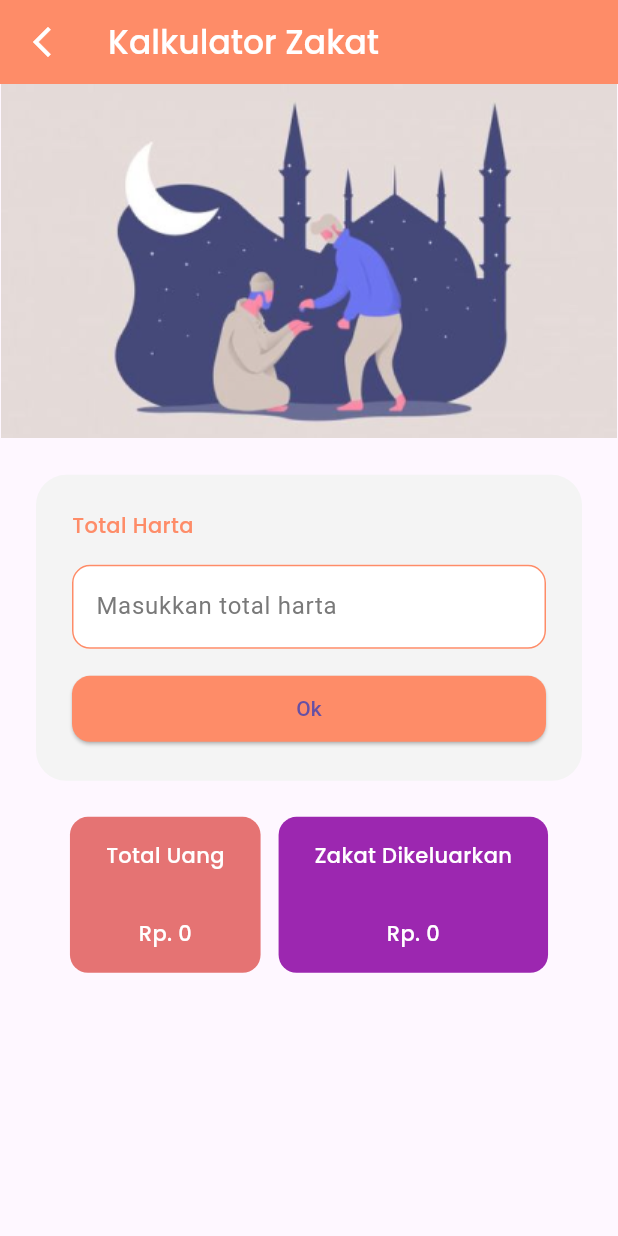
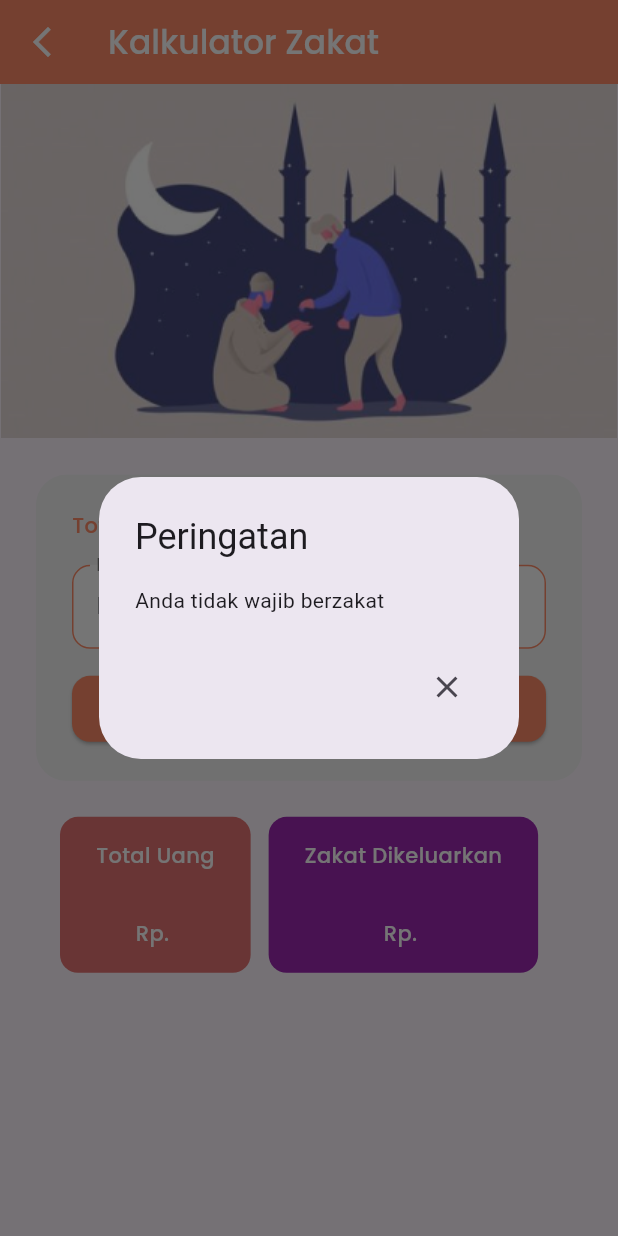
Before and after one commit to FaishalFaiz/Bittaqwa-Islamic-Dashboard-App, a Flutter app: the ZakatScreen screen opened by its route, after a tap on "Ok", on a phone screen of 412 x 824 dp. Run offline on Flutter 3.47's test engine with Material 3 defaults, Android fonts, the phone set to English and light mode, and no system bars; our stand-ins replace flutter_masked_text2.

Commit message:
Zakat Screen Fix

```diff
--- a/lib/main.dart
+++ b/lib/main.dart
@@ -1,10 +1,12 @@
 import 'package:bitaqwa_app/presentation/screen/doa_screen.dart';
 import 'package:bitaqwa_app/presentation/screen/zakat_screen.dart';
 import 'package:flutter/material.dart';
-
+import 'package:intl/date_symbol_data_local.dart';
 import 'presentation/screen/dashboard.dart';
 
-void main() {
+void main() async {
+  WidgetsFlutterBinding.ensureInitialized();
+  await initializeDateFormatting('id_ID', null);
   runApp(MyApp());
 }
 
--- a/lib/presentation/screen/zakat_screen.dart
+++ b/lib/presentation/screen/zakat_screen.dart
@@ -1,8 +1,70 @@
 import 'package:bitaqwa_app/utils/color.dart';
 import 'package:flutter/material.dart';
+import 'package:flutter_masked_text2/flutter_masked_text2.dart';
+import 'package:intl/intl.dart';
 
-class ZakatScreen extends StatelessWidget {
-  const ZakatScreen({super.key});
+class ZakatScreen extends StatefulWidget {
+  ZakatScreen({super.key});
+
+  @override
+  State<ZakatScreen> createState() => _ZakatScreenState();
+}
+
+class _ZakatScreenState extends State<ZakatScreen> {
+  // Controler biar text ada titik titik (belum ada depedencies)
+  final MoneyMaskedTextController moneyController = MoneyMaskedTextController(
+    thousandSeparator: '.',
+    decimalSeparator: '',
+    precision: 0,
+  );
+
+  // variabel untuk kalkulasi
+  double totalHarta = 0;
+
+  double zakatDikeluarkan = 0;
+
+  final double minimumHarta = 85000000;
+
+  String formattedHarta = "";
+
+  String formattedZakatDikeluarkan = "";
+
+  // function untuk hitungnya
+  void HitungZakat() {
+    String cleanStringValue = moneyController.text.replaceAll(".", "");
+    // ngubah dari string ke double
+    double inputValue = double.tryParse(cleanStringValue) ?? 0;
+
+    if (inputValue >= minimumHarta) {
+      setState(() {
+        totalHarta = inputValue;
+        zakatDikeluarkan = (inputValue * 2.5) / 100;
+
+        // format hasilnya
+        formattedHarta = NumberFormat.currency(locale: 'id_ID', symbol: '')
+            .format(totalHarta);
+        formattedZakatDikeluarkan =
+            NumberFormat.currency(locale: 'id_ID', symbol: '')
+                .format(zakatDikeluarkan);
+      });
+    } else {
+      // kalau harta kurang dari minimum
+      showDialog(
+        context: context,
+        builder: (context) => AlertDialog(
+          title: Text("Peringatan"),
+          content: Text("Anda tidak wajib berzakat"),
+          actions: [
+            IconButton(
+                onPressed: () {
+                  Navigator.pop(context);
+                },
+                icon: Icon(Icons.close))
+          ],
+        ),
+      );
+    }
+  }
 
   @override
   Widget build(BuildContext context) {
@@ -28,6 +90,8 @@ class ZakatScreen extends StatelessWidget {
               height: 16,
             ),
             TextFormField(
+              keyboardType: TextInputType.number,
+              controller: moneyController,
               decoration: InputDecoration(
                 border: OutlineInputBorder(
                   borderRadius: BorderRadius.circular(12),
@@ -47,7 +111,9 @@ class ZakatScreen extends StatelessWidget {
             ),
             SizedBox(height: 16),
             ElevatedButton(
-              onPressed: () {},
+              onPressed: () {
+                HitungZakat();
+              },
               child: Text("Ok"),
               style: ElevatedButton.styleFrom(
                 backgroundColor: ColorApp.primary,
@@ -64,7 +130,10 @@ class ZakatScreen extends StatelessWidget {
     }
 
     Widget CardResult() {
-      return Row(
+      return SingleChildScrollView(
+        padding: EdgeInsets.only(left: 40, right: 40),
+        scrollDirection: Axis.horizontal,
+        child: Row(
           mainAxisAlignment: MainAxisAlignment.center,
           children: [
             Container(
@@ -87,7 +156,7 @@ class ZakatScreen extends StatelessWidget {
                   ),
                   SizedBox(height: 32),
                   Text(
-                  "Rp. 0",
+                    "Rp. ${formattedHarta}",
                     style: TextStyle(
                       fontFamily: "PoppinsMedium",
                       color: ColorApp.white,
@@ -119,7 +188,7 @@ class ZakatScreen extends StatelessWidget {
                   ),
                   SizedBox(height: 32),
                   Text(
-                  "Rp. 0",
+                    "Rp. ${formattedZakatDikeluarkan}",
                     style: TextStyle(
                       fontFamily: "PoppinsMedium",
                       color: ColorApp.white,
@@ -129,6 +198,7 @@ class ZakatScreen extends StatelessWidget {
               ),
             ),
           ],
+        ),
       );
     }
 
@@ -154,7 +224,9 @@ class ZakatScreen extends StatelessWidget {
       ),
       body: ListView(
         children: [
-          Image.asset("assets/images/bg_header_zakat.png"),
+          Image.asset(
+            "assets/images/bg_header_zakat.png",
+          ),
           CardHarta(),
           CardResult(),
         ],
--- a/pubspec.yaml
+++ b/pubspec.yaml
@@ -35,6 +35,8 @@ dependencies:
   # The following adds the Cupertino Icons font to your application.
   # Use with the CupertinoIcons class for iOS style icons.
   cupertino_icons: ^1.0.8
+  flutter_masked_text2: ^0.9.1
+  intl: ^0.19.0
 
 dev_dependencies:
   flutter_test:
```
Also changed, not shown: pubspec.lock. Lines whose indentation alone changed are shown as unchanged.
